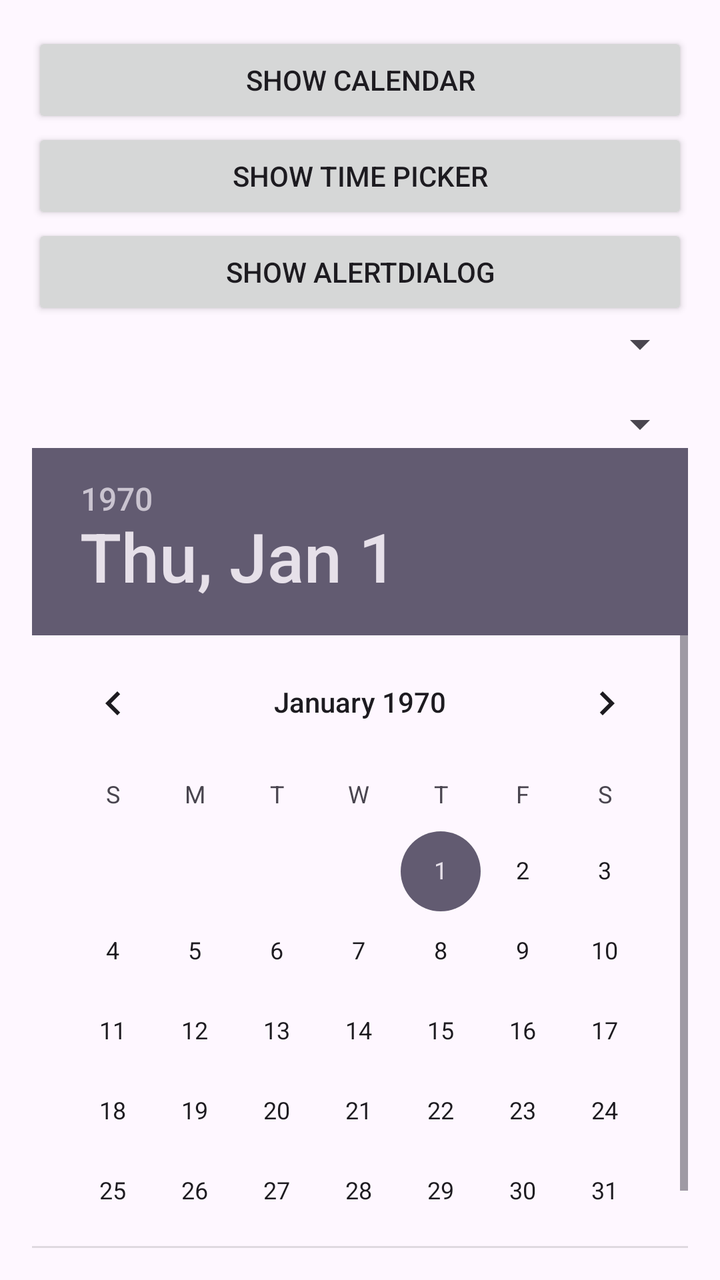
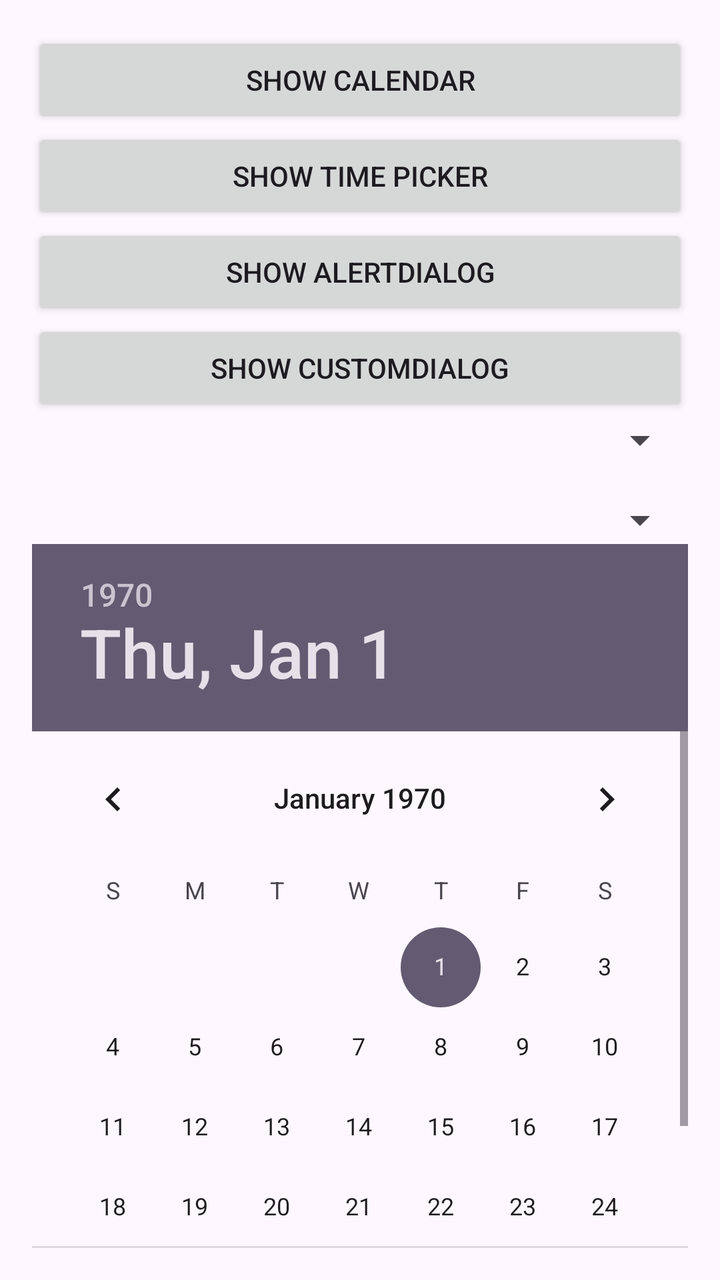

The first picture is an Android layout as it rendered before a commit; the second is the same layout after the commit. The layout source and the unified diff follow.
<!-- AndroidManifest.xml: application theme Theme.SpinnerCaysa -->
<!-- res/layout/activity_main.xml -->
<?xml version="1.0" encoding="utf-8"?>
<LinearLayout xmlns:android="http://schemas.android.com/apk/res/android"
    xmlns:app="http://schemas.android.com/apk/res-auto"
    xmlns:tools="http://schemas.android.com/tools"
    android:layout_width="match_parent"
    android:layout_height="match_parent"
    android:gravity="center"
    android:padding="16dp"
    android:orientation="vertical"
    tools:context=".MainActivity">

    <Button
        android:id="@+id/btn_show_calendar"
        android:layout_width="match_parent"
        android:layout_height="wrap_content"
        android:text="Show Calendar"/>

    <Button
        android:id="@+id/btn_show_time_picker"
        android:layout_width="match_parent"
        android:layout_height="wrap_content"
        android:text="Show Time Picker"/>

    <Button
        android:id="@+id/btn_show_alert_dialog"
        android:layout_width="match_parent"
        android:layout_height="wrap_content"
        android:text="Show AlertDialog"/>

    <Spinner
        android:id="@+id/spinnerCountry"
        android:layout_width="match_parent"
        android:layout_height="wrap_content" />

    <Spinner
        android:id="@+id/spinnerProvinces"
        android:layout_marginTop="16dp"
        android:layout_width="match_parent"
        android:layout_height="wrap_content" />

    <DatePicker
        android:id="@+id/datePicker"
        android:layout_width="wrap_content"
        android:layout_height="wrap_content"
        android:calendarViewShown="false"
        android:datePickerMode="calendar" />

    <TimePicker
        android:id="@+id/timePicker"
        android:timePickerMode="spinner"
        android:layout_width="wrap_content"
        android:layout_height="wrap_content" />



</LinearLayout>
<!-- resources referenced by this layout -->
<resources>
  <style name="Theme.SpinnerCaysa" parent="Base.Theme.SpinnerCaysa" />
  <style name="Base.Theme.SpinnerCaysa" parent="Theme.Material3.DayNight.NoActionBar">
          
          
      </style>
</resources>

<!-- the commit's change to res/layout/activity_main.xml (unified diff, before → after) -->
@@ -27,6 +27,12 @@
         android:layout_height="wrap_content"
         android:text="Show AlertDialog"/>
 
+    <Button
+        android:id="@+id/btn_show_custom_dialog"
+        android:layout_width="match_parent"
+        android:layout_height="wrap_content"
+        android:text="Show CustomDialog"/>
+
     <Spinner
         android:id="@+id/spinnerCountry"
         android:layout_width="match_parent"
